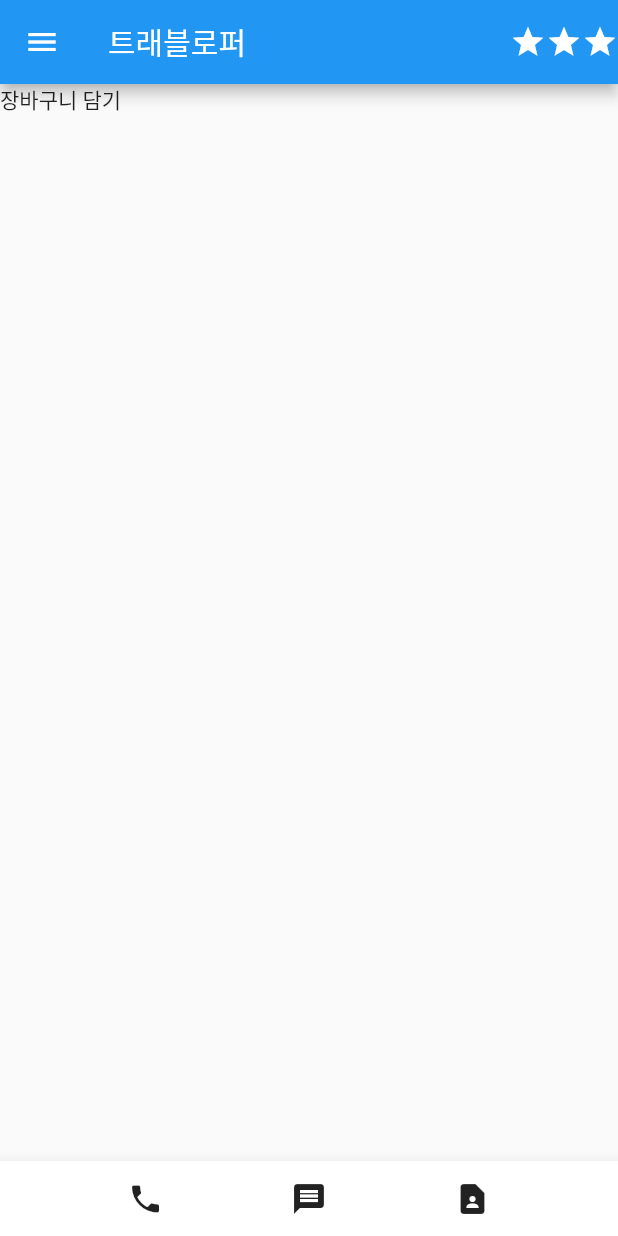
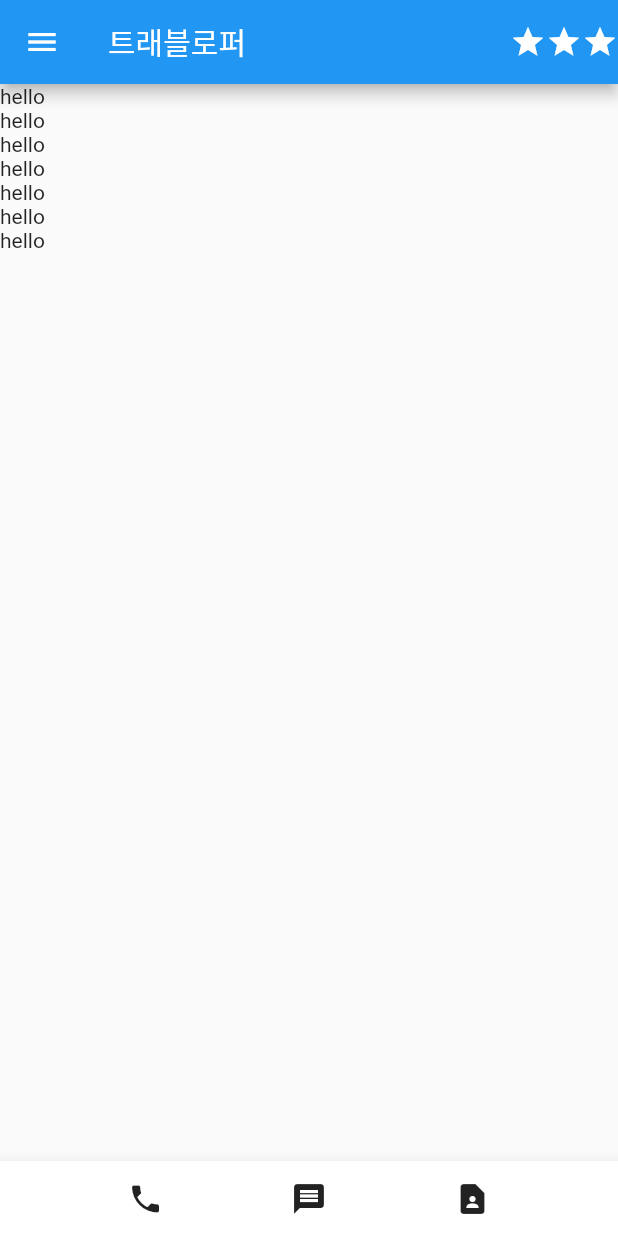
Before and after one commit to Yongjun-Han/Flutter_00, a Flutter app: the screen it shows after launch, on a phone screen of 412 x 824 dp. Run offline on Flutter 3.47's test engine with Material 2 defaults, Android fonts, the phone set to English and light mode, and no system bars.

Commit message:
리스트뷰

```diff
--- a/lib/main.dart
+++ b/lib/main.dart
@@ -116,7 +116,17 @@ class MyApp extends StatelessWidget {
         //     ],
         //   ),
         // ),
-        body: ShopItem(),
+        body: ListView(
+          children: [
+            Text("hello"),
+            Text("hello"),
+            Text("hello"),
+            Text("hello"),
+            Text("hello"),
+            Text("hello"),
+            Text("hello"),
+          ],
+        ),
         bottomNavigationBar: BottomAppBar(
           child: SizedBox(
             height: 50,
```
